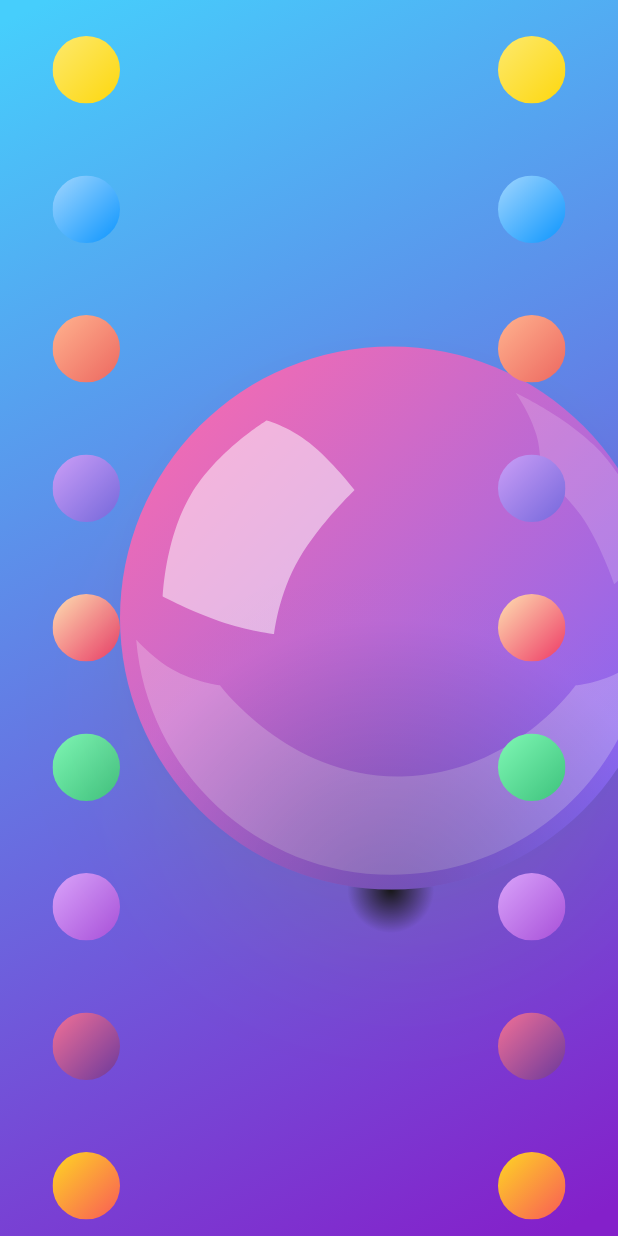
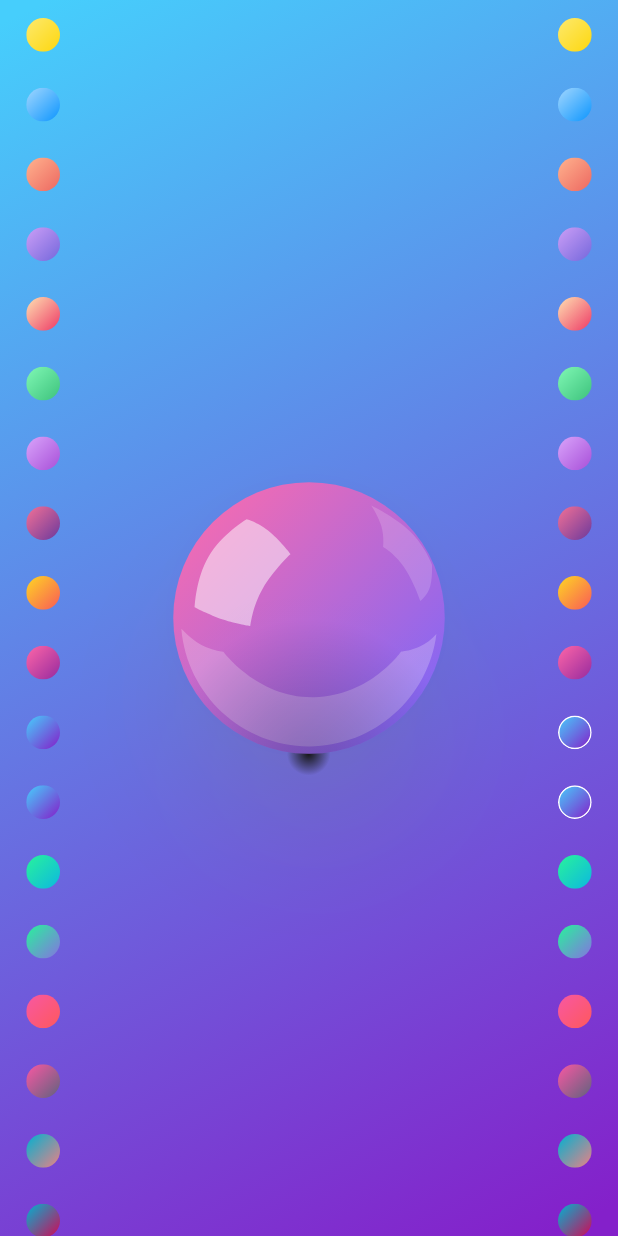
Before and after one commit to ilopX/flutter_nice_gradient, a Flutter app: the screen it shows after launch, on a phone screen of 412 x 824 dp. Run offline on Flutter 3.47's test engine with Material 2 defaults, Android fonts, the phone set to English and light mode, and no system bars; our stand-ins replace path_drawing; missing offline and left inert: adobe_xd.

Commit message:
refactor: scale factor, separate component (models), provide InjectModel,

```diff
--- a/example/lib/app/app.dart
+++ b/example/lib/app/app.dart
@@ -11,7 +11,7 @@ class App extends StatelessWidget {
       title: 'Nice gradients',
       debugShowCheckedModeBanner: false,
       theme: Provider.of<AppTheme>(context).materialTheme,
-      home: Transform.scale(scale: 1.0, child: HomePage()),
+      home: HomePage(),
     );
   }
 }
--- a/example/lib/app/app_theme.dart
+++ b/example/lib/app/app_theme.dart
@@ -2,8 +2,10 @@ import 'package:flutter/material.dart';
 import 'package:provider/provider.dart';
 
 class AppTheme {
+  double scale = 0.5;
+
   final materialTheme = ThemeData(
-    primarySwatch: Colors.blue,
+    primarySwatch: Colors.indigo,
     visualDensity: VisualDensity.adaptivePlatformDensity,
     textTheme: TextTheme(
       bodyText1: TextStyle(
--- /dev/null
+++ b/example/lib/app/inject_model.dart
@@ -0,0 +1,22 @@
+import 'package:example/app/app_theme.dart';
+import 'package:example/model/model.dart';
+import 'package:flutter/material.dart';
+import 'package:provider/provider.dart';
+
+class InjectModel extends StatelessWidget {
+  final Widget child;
+
+  InjectModel({this.child});
+
+  @override
+  Widget build(BuildContext context) {
+    return MultiProvider(
+//      key: GlobalKey(),
+      providers: [
+        Provider(create: (_) => Model()),
+        Provider(create: (_) => AppTheme()),
+      ],
+      child: child,
+    );
+  }
+}
--- /dev/null
+++ b/example/lib/components/left_palette_component.dart
@@ -0,0 +1,23 @@
+import 'package:example/model/model.dart';
+import 'package:example/vendor/consume_value_notifier.dart';
+import 'package:example/widgets/palette.dart';
+import 'package:flutter/material.dart';
+import 'package:provider/provider.dart';
+
+class LeftPaletteComponent extends StatelessWidget {
+  @override
+  Widget build(BuildContext context) {
+    return ConsumeValueNotifier(
+      valueNotifier: Provider.of<Model>(context).gradient,
+      builder: (context, valueNotifier) {
+        return Palette(
+          side: PaletteSide.Left,
+          selectedGradient: valueNotifier.value,
+          onPickGradient: (gradient) {
+            valueNotifier.value = gradient;
+          },
+        );
+      },
+    );
+  }
+}
--- /dev/null
+++ b/example/lib/components/main_bg_component.dart
@@ -0,0 +1,17 @@
+import 'package:example/model/model.dart';
+import 'package:example/vendor/consume_value_notifier.dart';
+import 'package:example/widgets/bg.dart';
+import 'package:flutter/material.dart';
+import 'package:provider/provider.dart';
+
+class MainBgComponent extends StatelessWidget {
+  @override
+  Widget build(BuildContext context) {
+    return ConsumeValueNotifier(
+      valueNotifier: Provider.of<Model>(context).bgGradient,
+      builder: (context, valueNotifier) {
+        return Bg(gradient: valueNotifier.value);
+      },
+    );
+  }
+}
--- /dev/null
+++ b/example/lib/components/right_palette_component.dart
@@ -0,0 +1,26 @@
+import 'package:example/model/model.dart';
+import 'package:example/vendor/consume_value_notifier.dart';
+import 'package:example/widgets/palette.dart';
+import 'package:flutter/material.dart';
+import 'package:provider/provider.dart';
+
+class RightPaletteComponent extends StatelessWidget {
+  @override
+  Widget build(BuildContext context) {
+    return Align(
+      alignment: Alignment.topRight,
+      child: ConsumeValueNotifier(
+        valueNotifier: Provider.of<Model>(context).bgGradient,
+        builder: (context, valueNotifier) {
+          return Palette(
+            side: PaletteSide.Right,
+            selectedGradient: valueNotifier.value,
+            onPickGradient: (gradietn) {
+              valueNotifier.value = gradietn;
+            },
+          );
+        },
+      ),
+    );
+  }
+}
--- /dev/null
+++ b/example/lib/components/sphere_component.dart
@@ -0,0 +1,19 @@
+import 'package:example/model/model.dart';
+import 'package:example/vendor/consume_value_notifier.dart';
+import 'package:example/widgets/sphere.dart';
+import 'package:flutter/material.dart';
+import 'package:provider/provider.dart';
+
+class SphereComponent extends StatelessWidget {
+  @override
+  Widget build(BuildContext context) {
+    return ConsumeValueNotifier(
+      valueNotifier: Provider.of<Model>(context).gradient,
+      builder: (context, valueNotifier) {
+        return Sphere(
+          gradient: valueNotifier.value,
+        );
+      },
+    );
+  }
+}
--- a/example/lib/main.dart
+++ b/example/lib/main.dart
@@ -1,23 +1,11 @@
-import 'package:example/app/app_theme.dart';
-import 'package:example/model/model.dart';
+import 'package:example/app/inject_model.dart';
 import 'package:flutter/material.dart';
-import 'package:provider/provider.dart';
-
 import 'app/app.dart';
 
 void main() {
-  runApp(InhData());
+  runApp(
+    InjectModel(
+      child: App(),
+    ),
+  );
 }
-
-class InhData extends StatelessWidget {
-  @override
-  Widget build(BuildContext context) {
-    return MultiProvider(
-      providers: [
-        Provider(create: (_) => Model()),
-        Provider(create: (_) => AppTheme()),
-      ],
-      child: App(),
-    );
-  }
-}
--- a/example/lib/pages/home_page.dart
+++ b/example/lib/pages/home_page.dart
@@ -1,59 +1,36 @@
-import 'package:example/model/model.dart';
-import 'package:example/vendor/consume_value_notifier.dart';
-import 'package:example/widgets/bg.dart';
-import 'package:example/widgets/palette.dart';
-import 'package:example/widgets/sphere.dart';
+import 'package:example/app/app_theme.dart';
+import 'package:example/components/left_palette_component.dart';
+import 'package:example/components/main_bg_component.dart';
+import 'package:example/components/right_palette_component.dart';
+import 'package:example/components/sphere_component.dart';
 import 'package:flutter/cupertino.dart';
 import 'package:flutter/material.dart';
-import 'package:provider/provider.dart';
 
 class HomePage extends StatelessWidget {
   @override
   Widget build(BuildContext context) {
-    return Scaffold(
-      body: Stack(
-        children: [
-          Bg(),
-          Row(
-            children: [
-              ConsumeValueNotifier(
-                valueNotifier: Provider.of<Model>(context).gradient,
-                builder: (context, valueNotifier) {
-                  return Palette(
-                    side: PaletteSide.Left,
-                    selectedGradient: valueNotifier.value,
-                    onPickGradient: (gradietn) {
-                      valueNotifier.value = gradietn;
-                    },
-                  );
-                },
-              ),
-              ConsumeValueNotifier(
-                valueNotifier: Provider.of<Model>(context).gradient,
-                builder: (context, valueNotifier) {
-                  return Expanded(
-                    child: Sphere(
-                      gradient: valueNotifier.value,
-                    ),
-                  );
-                },
-              ),
-              ConsumeValueNotifier(
-                valueNotifier: Provider.of<Model>(context).bgGradient,
-                builder: (context, valueNotifier) {
-                  return Palette(
-                    side: PaletteSide.Right,
-                    selectedGradient: valueNotifier.value,
-                    onPickGradient: (gradietn) {
-                      valueNotifier.value = gradietn;
-                    },
-                  );
-                },
-              ),
-            ],
-          )
-        ],
+    return buildScale(
+      context,
+      Scaffold(
+        body: Stack(
+          children: [
+            MainBgComponent(),
+            SphereComponent(),
+            LeftPaletteComponent(),
+            RightPaletteComponent()
+          ],
+        ),
       ),
     );
   }
+
+  buildScale(BuildContext context, Widget child) {
+    final scaleFactor = AppTheme.of(context).scale;
+    final fraction = 1 / scaleFactor;
+    return FractionallySizedBox(
+      widthFactor: fraction,
+      heightFactor: fraction,
+      child: Transform.scale(scale: scaleFactor, child: child),
+    );
+  }
 }
--- a/example/lib/vendor/consume_value_notifier.dart
+++ b/example/lib/vendor/consume_value_notifier.dart
@@ -1,8 +1,8 @@
 import 'package:flutter/material.dart';
 
-class ConsumeValueNotifier<T extends ValueNotifier<C>, C> extends StatefulWidget {
-  final T valueNotifier;
-  final Widget Function(BuildContext context, T valueNotifier) builder;
+class ConsumeValueNotifier<C> extends StatefulWidget {
+  final ValueNotifier<C> valueNotifier;
+  final Widget Function(BuildContext context, ValueNotifier<C>  valueNotifier) builder;
 
   const ConsumeValueNotifier({
     Key key,
@@ -14,7 +14,7 @@ class ConsumeValueNotifier<T extends ValueNotifier<C>, C> extends StatefulWidget
   _ConsumeValueNotifierState createState() => _ConsumeValueNotifierState();
 }
 
-class _ConsumeValueNotifierState extends State<ConsumeValueNotifier> {
+class _ConsumeValueNotifierState<C> extends State<ConsumeValueNotifier<C>> {
   @override
   void initState() {
 //    print('init');
--- a/example/lib/widgets/bg.dart
+++ b/example/lib/widgets/bg.dart
@@ -1,19 +1,15 @@
-import 'package:example/model/model.dart';
-import 'package:example/vendor/consume_value_notifier.dart';
 import 'package:flutter/material.dart';
-import 'package:provider/provider.dart';
 
 class Bg extends StatelessWidget {
+  final LinearGradient gradient;
+
+  Bg({@required this.gradient});
+
   @override
   Widget build(BuildContext context) {
-    return ConsumeValueNotifier(
-      valueNotifier: Provider.of<Model>(context).bgGradient,
-      builder: (context, valueNotifier) {
-        return AnimatedContainer(
-          decoration: BoxDecoration(gradient: valueNotifier.value),
-          duration: Duration(seconds: 1),
-        );
-      },
+    return AnimatedContainer(
+      decoration: BoxDecoration(gradient: gradient),
+      duration: Duration(seconds: 1),
     );
   }
 }
--- a/example/lib/widgets/palette.dart
+++ b/example/lib/widgets/palette.dart
@@ -1,12 +1,12 @@
 import 'package:example/app/app_theme.dart';
+import 'package:example/widgets/palette_button.dart';
 import 'package:flutter/cupertino.dart';
 import 'package:flutter/material.dart';
 import 'package:flutter_nice_gradients/nice_gradients.dart';
 
 enum PaletteSide { Left, Right }
 
-
-class Palette extends StatelessWidget {
+class Palette extends StatefulWidget {
   final PaletteSide side;
   final LinearGradient selectedGradient;
   final Function(LinearGradient gradietn) onPickGradient;
@@ -15,39 +15,51 @@ class Palette extends StatelessWidget {
     Key key,
     @required this.side,
     this.onPickGradient,
-    @required
-    this.selectedGradient,
+    @required this.selectedGradient,
   }) : super(key: key);
+
+  @override
+  _PaletteState createState() => _PaletteState();
+}
+
+class _PaletteState extends State<Palette> {
+  bool isCodeShow = false;
 
   @override
   Widget build(BuildContext context) {
     final theme = AppTheme.of(context).paletteTheme;
     return Container(
-      width: theme.circleSize + theme.horizontalPadding,
-      child: ListView.builder(
+      width: theme.circleSize + theme.horizontalPadding + 333,
+      child: Stack(
+        children: [
+          ListView.builder(
             padding: getMargin(context),
             itemCount: niceGradients.length,
             itemBuilder: (context, index) {
               final gradient = niceGradients[index];
-          return GestureDetector(
-            onTap: () {
-              if (onPickGradient != null) {
-                onPickGradient(gradient);
-              }
+              return PaletteButton(
+                side: widget.side,
+                gradient: gradient,
+                isSelected: widget.selectedGradient == gradient,
+                onPickGradient: widget.onPickGradient,
+                isCodeShow: isCodeShow,
+                onShowCode: (bool isShow) {
+                  setState(() {
+                  isCodeShow = isShow;
+
+                  });
                 },
-            child: CircleButton(
-              gradient: gradient,
-              isSelected: selectedGradient == gradient,
-            ),
               );
             },
+          ),
+        ],
       ),
     );
   }
 
   EdgeInsets getMargin(BuildContext context) {
     final theme = AppTheme.of(context).paletteTheme;
-    switch (side) {
+    switch (widget.side) {
       case PaletteSide.Left:
         return EdgeInsets.only(left: theme.horizontalPadding);
       case PaletteSide.Right:
@@ -57,41 +69,3 @@ class Palette extends StatelessWidget {
     }
   }
 }
-
-class CircleButton extends StatelessWidget {
-  final Gradient gradient;
-  final bool isSelected;
-
-  const CircleButton({
-    Key key,
-    this.gradient,
-    this.isSelected = false,
-  }) : super(key: key);
-
-  @override
-  Widget build(BuildContext context) {
-    final theme = AppTheme.of(context).paletteTheme;
-    return Container(
-      margin: EdgeInsets.symmetric(vertical: theme.verticalPadding),
-      height: theme.circleSize,
-      child: ClipOval(
-        child: Container(
-            decoration: isSelected ? _selectedDecoration : _normalDecoration),
-      ),
-    );
-  }
-
-  BoxDecoration get _selectedDecoration {
-    return BoxDecoration(
-      gradient: gradient,
-      borderRadius: BorderRadius.all(Radius.circular(1000)),
-      border: Border.all(color: Colors.white, width: 2),
-    );
-  }
-
-  BoxDecoration get _normalDecoration {
-    return BoxDecoration(
-      gradient: gradient,
-    );
-  }
-}
--- /dev/null
+++ b/example/lib/widgets/palette_button.dart
@@ -0,0 +1,184 @@
+import 'package:example/app/app_theme.dart';
+import 'package:example/widgets/palette.dart';
+import 'package:flutter/cupertino.dart';
+import 'package:flutter/material.dart';
+
+class PaletteButton extends StatefulWidget {
+  final LinearGradient gradient;
+  final bool isSelected;
+  final bool isCodeShow;
+  final Function(LinearGradient gradietn) onPickGradient;
+  final Function(bool isShow) onShowCode;
+  final PaletteSide side;
+
+  const PaletteButton({
+    Key key,
+    this.gradient,
+    this.isSelected = false,
+    this.onPickGradient,
+    this.onShowCode,
+    this.isCodeShow,
+
+    @required this.side,
+  }) : super(key: key);
+
+  @override
+  _PaletteButtonState createState() => _PaletteButtonState();
+}
+
+class _PaletteButtonState extends State<PaletteButton> {
+  bool isHover = false;
+
+  @override
+  Widget build(BuildContext context) {
+    final theme = AppTheme
+        .of(context)
+        .paletteTheme;
+    return widget.side == PaletteSide.Left ? Row(
+
+      children: [
+        buildOvalButton(theme),
+        if (isHover && !widget.isCodeShow)
+          buildCodeButton(),
+        if (widget.isSelected && widget.isCodeShow)
+          buildGradietText()
+      ],
+    ) : Row(
+      mainAxisAlignment: MainAxisAlignment.end,
+      children: [
+        if (widget.isSelected && widget.isCodeShow)
+          buildGradietText(),
+        if (isHover && !widget.isCodeShow)
+          buildCodeButton(),
+        buildOvalButton(theme),
+      ],
+    );
+  }
+
+  BoxDecoration get _selectedDecoration {
+    return BoxDecoration(
+      gradient: widget.gradient,
+      borderRadius: BorderRadius.all(Radius.circular(1000)),
+      border: Border.all(color: Colors.white, width: 2),
+    );
+  }
+
+  BoxDecoration get _normalDecoration {
+    return BoxDecoration(
+      gradient: widget.gradient,
+    );
+  }
+
+  buildOvalButton(PaletteTheme theme, [bool useMargin = true]) {
+    return Container(
+      margin: useMargin ? EdgeInsets.symmetric(vertical: theme.verticalPadding) : null,
+      width: theme.circleSize,
+      height: theme.circleSize,
+      child: ClipOval(
+        child: MouseRegion(
+          onEnter: (_) {
+            if (widget.isSelected) {
+              setState(() {
+                isHover = true;
+              });
+            }
+          },
+          onExit: (_) {
+            setState(() {
+              isHover = false;
+            });
+          },
+          child: GestureDetector(
+            onTap: () {
+              if (widget.isSelected && widget.isCodeShow) {
+                widget.onShowCode(false);
+              } else {
+                setState(() {
+                  isHover = true;
+                });
+                if (widget.onPickGradient != null) {
+                  widget.onPickGradient(widget.gradient);
+                }
+              }
+
+            },
+
+            child: Container(
+              decoration: widget.isSelected
+                  ? _selectedDecoration
+                  : _normalDecoration,
+            ),
+          ),
+        ),
+      ),
+    );
+  }
+
+  buildCodeButton() {
+    return MouseRegion(
+        onEnter: (_) {
+          if (widget.isSelected) {
+            setState(() {
+              isHover = true;
+            });
+          }
+        },
+        onExit: (_) {
+          setState(() {
+            isHover = false;
+          });
+        },
+        child: GestureDetector(
+          onTap: () {
+            if (widget.onShowCode != null) {
+              widget.onShowCode(true);
+              setState(() {
+
+              });
+            }
+          },
+          child: Container(
+            alignment: Alignment.center,
+            color: Colors.black,
+            width: 100,
+            height: 20,
+            child: Text(
+              'Code',
+              style: TextStyle(color: Colors.white),
+            ),
+          ),
+        ),
+      );
+  }
+
+  buildGradietText() {
+    return MouseRegion(
+      onExit: (_) {
+        isHover = false;
+      },
+      child: GestureDetector(
+        onTap: () {
+          setState(() {
+            widget.onShowCode(false);
+            isHover = false;
+          });
+        },
+        child: Transform.translate(
+          offset: Offset(widget.side == PaletteSide.Left ? -10 : 10, 0),
+          child: Container(
+            color: Colors.white,
+            width: 300,
+            height: 60,
+            child: Row(
+              children: [
+                SelectableText('color1: ${widget.gradient
+                    .colors[0]},\n color1: ${widget.gradient.colors[1]}'),
+                Container(width: 10, height: 10, color: Colors.black,)
+              ],
+            ),
+          ),
+        ),
+      ),
+    );
+  }
+}
```
Lines whose indentation alone changed are shown as unchanged.
